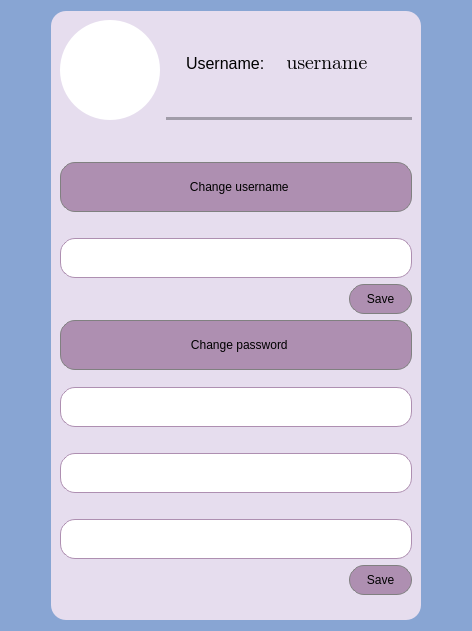
Old version of the form messenger/profilewindow.ui in the repository ita-social-projects/HTTP_Messenger_Client.
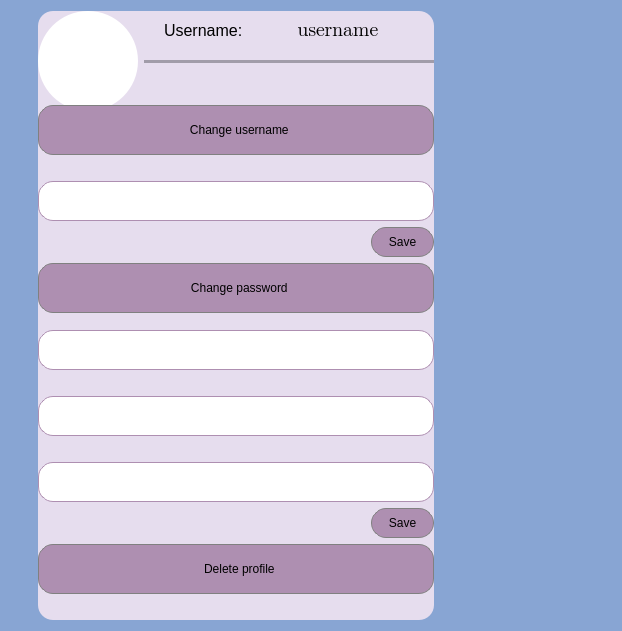
New version of the form. Icons and pictures are not drawn.

What changed in the file:
```diff
--- a/messenger/profilewindow.ui
+++ b/messenger/profilewindow.ui
@@ -6,7 +6,7 @@
    <rect>
     <x>0</x>
     <y>0</y>
-    <width>472</width>
+    <width>622</width>
     <height>631</height>
    </rect>
   </property>
@@ -22,25 +22,15 @@
   <property name="styleSheet">
    <string notr="true">background-color: rgb(136, 165, 211);</string>
   </property>
-  <layout class="QGridLayout" name="gridLayout">
-   <item row="0" column="0">
-    <spacer name="horizontalSpacer_3">
-     <property name="orientation">
-      <enum>Qt::Horizontal</enum>
-     </property>
-     <property name="sizeType">
-      <enum>QSizePolicy::Preferred</enum>
-     </property>
-     <property name="sizeHint" stdset="0">
-      <size>
-       <width>40</width>
-       <height>20</height>
-      </size>
-     </property>
-    </spacer>
-   </item>
-   <item row="0" column="1">
     <widget class="QWidget" name="background" native="true">
+   <property name="geometry">
+    <rect>
+     <x>38</x>
+     <y>11</y>
+     <width>396</width>
+     <height>609</height>
+    </rect>
+   </property>
      <property name="styleSheet">
       <string notr="true">background-color: rgb(230, 221, 238);
 border-radius: 15px;</string>
@@ -580,26 +570,65 @@
         </property>
        </widget>
       </item>
-     </layout>
-    </widget>
-   </item>
-   <item row="0" column="2">
-    <spacer name="horizontalSpacer_4">
+    <item row="15" column="0" colspan="2">
+     <widget class="QPushButton" name="pushButton_DeleteProfile">
+      <property name="sizePolicy">
+       <sizepolicy hsizetype="Minimum" vsizetype="Fixed">
+        <horstretch>0</horstretch>
+        <verstretch>0</verstretch>
+       </sizepolicy>
+      </property>
+      <property name="minimumSize">
+       <size>
+        <width>0</width>
+        <height>50</height>
+       </size>
+      </property>
+      <property name="styleSheet">
+       <string notr="true">QPushButton {
+font: 75 14pt &quot;MS Shell Dlg 2&quot;;
+background-color: rgb(174, 143, 177);
+border-radius: 15px;
+border: 1px solid gray;
+}
+
+QPushButton:pressed{
+background-color:rgb(111, 91, 113);
+}</string>
+      </property>
+      <property name="text">
+       <string>  Delete profile</string>
+      </property>
+      <property name="icon">
+       <iconset resource="resources.qrc">
+        <normaloff>:/icons/icons/person.ico</normaloff>:/icons/icons/person.ico</iconset>
+      </property>
+      <property name="checkable">
+       <bool>true</bool>
+      </property>
+      <property name="checked">
+       <bool>false</bool>
+      </property>
+     </widget>
+    </item>
+    <item row="16" column="0">
+     <spacer name="verticalSpacer">
      <property name="orientation">
-      <enum>Qt::Horizontal</enum>
+       <enum>Qt::Vertical</enum>
      </property>
      <property name="sizeType">
-      <enum>QSizePolicy::Preferred</enum>
+       <enum>QSizePolicy::Fixed</enum>
      </property>
      <property name="sizeHint" stdset="0">
       <size>
-       <width>40</width>
+        <width>20</width>
        <height>20</height>
       </size>
      </property>
     </spacer>
    </item>
   </layout>
+  </widget>
  </widget>
  <resources>
   <include location="resources.qrc"/>
```
Lines whose indentation alone changed are shown as unchanged.
